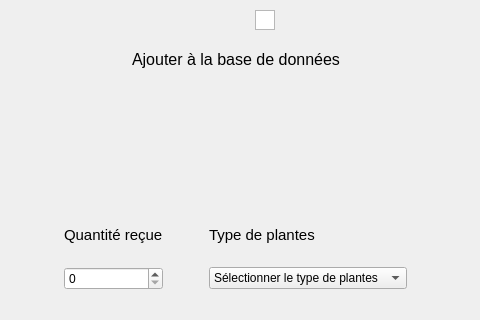
First picture: the form in fenetre.ui, repository khylpe/BTS-1ere-Annee-Guilbert-TP-Pepinieriste-CPP, before the edit; both pictures show x 165 to 645 and y 120 to 440 of the 800 by 600 pixel window.
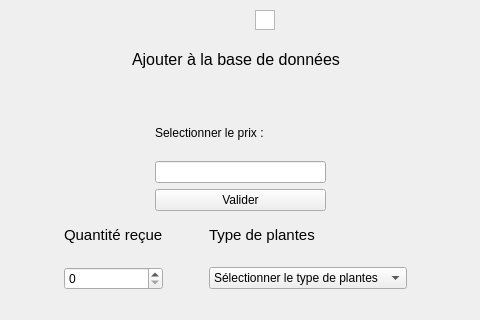
Second picture: the form after the edit.

The edit to the form file:
```diff
--- a/fenetre.ui
+++ b/fenetre.ui
@@ -232,6 +232,35 @@
     </rect>
    </property>
   </widget>
+  <widget class="QWidget" name="verticalLayoutWidget">
+   <property name="geometry">
+    <rect>
+     <x>320</x>
+     <y>230</y>
+     <width>171</width>
+     <height>101</height>
+    </rect>
+   </property>
+   <layout class="QVBoxLayout" name="verticalLayoutPrice">
+    <item>
+     <widget class="QLabel" name="labelSelectPrice">
+      <property name="text">
+       <string>Selectionner le prix :</string>
+      </property>
+     </widget>
+    </item>
+    <item>
+     <widget class="QLineEdit" name="lineEditSelectPrice"/>
+    </item>
+    <item>
+     <widget class="QPushButton" name="pushButtonValidatePrice">
+      <property name="text">
+       <string>Valider</string>
+      </property>
+     </widget>
+    </item>
+   </layout>
+  </widget>
  </widget>
  <resources/>
  <connections/>
```
